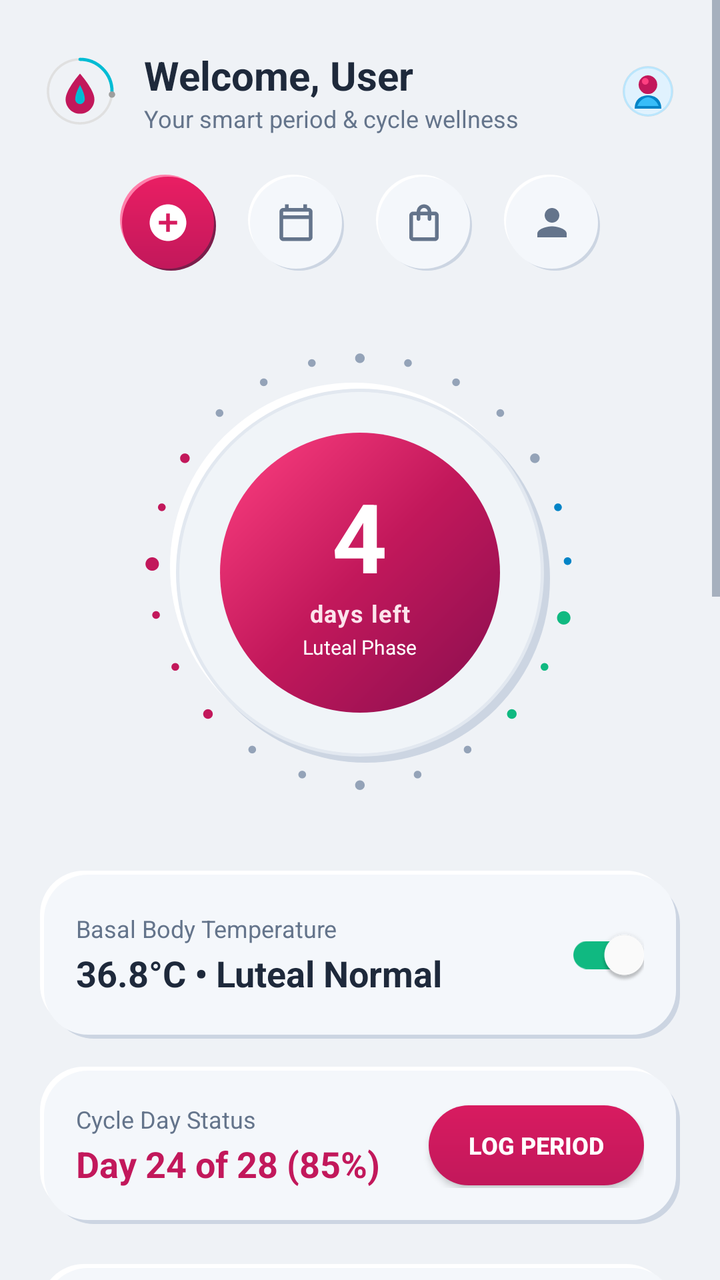
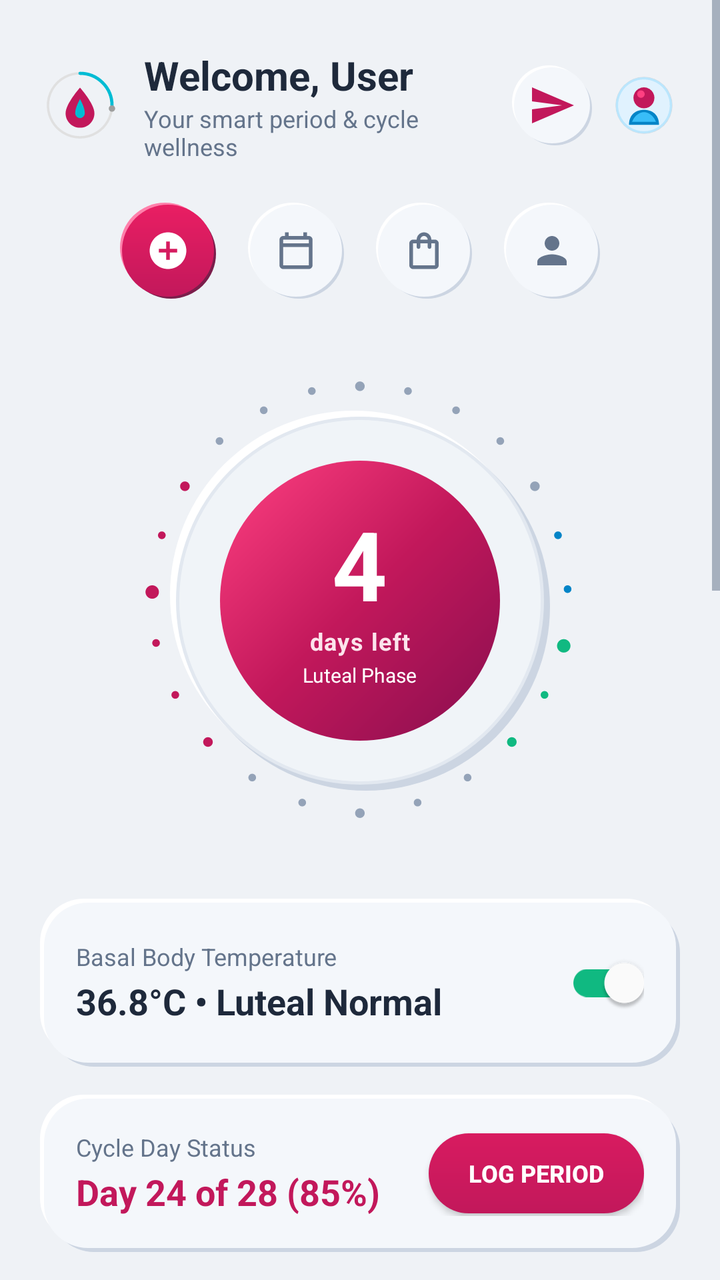

The first picture is an Android layout as it rendered before a commit; the second is the same layout after the commit. The layout source and the unified diff follow.
<!-- AndroidManifest.xml: application theme Theme.CycleCare -->
<!-- res/layout/fragment_home.xml -->
<?xml version="1.0" encoding="utf-8"?>
<ScrollView xmlns:android="http://schemas.android.com/apk/res/android"
    xmlns:app="http://schemas.android.com/apk/res-auto"
    android:layout_width="match_parent"
    android:layout_height="match_parent"
    android:background="@color/colorBackground"
    android:fillViewport="true">

    <LinearLayout
        android:id="@+id/ll_home_root"
        android:layout_width="match_parent"
        android:layout_height="wrap_content"
        android:orientation="vertical"
        android:padding="20dp"
        android:gravity="center_horizontal">

        
        <LinearLayout
            android:layout_width="match_parent"
            android:layout_height="wrap_content"
            android:orientation="horizontal"
            android:gravity="center_vertical"
            android:layout_marginTop="4dp">

            <ImageView
                android:layout_width="40dp"
                android:layout_height="40dp"
                android:src="@drawable/ic_cyclecare_logo"
                android:contentDescription="CycleCare Logo" />

            <LinearLayout
                android:layout_width="0dp"
                android:layout_height="wrap_content"
                android:layout_weight="1"
                android:layout_marginStart="12dp"
                android:orientation="vertical">

                <TextView
                    android:id="@+id/tv_greeting"
                    android:layout_width="wrap_content"
                    android:layout_height="wrap_content"
                    android:text="Welcome, User"
                    android:textColor="@color/textPrimary"
                    android:textSize="20sp"
                    android:textStyle="bold" />

                <TextView
                    android:layout_width="wrap_content"
                    android:layout_height="wrap_content"
                    android:text="Your smart period &amp; cycle wellness"
                    android:textColor="@color/textSecondary"
                    android:textSize="12sp" />
            </LinearLayout>

            <ImageView
                android:layout_width="32dp"
                android:layout_height="32dp"
                android:src="@drawable/ic_nav_profile_3d"
                android:contentDescription="Profile" />
        </LinearLayout>

        
        <LinearLayout
            android:layout_width="match_parent"
            android:layout_height="wrap_content"
            android:layout_marginTop="20dp"
            android:gravity="center"
            android:orientation="horizontal">

            
            <FrameLayout
                android:id="@+id/btn_toggle_active"
                android:layout_width="48dp"
                android:layout_height="48dp"
                android:background="@drawable/bg_neu_circle_btn_active">

                <ImageView
                    android:layout_width="22dp"
                    android:layout_height="22dp"
                    android:layout_gravity="center"
                    android:src="@drawable/ic_track_add"
                    app:tint="@color/textOnPrimary"
                    android:contentDescription="Period Tracker" />
            </FrameLayout>

            
            <FrameLayout
                android:id="@+id/btn_toggle_symptoms"
                android:layout_width="48dp"
                android:layout_height="48dp"
                android:layout_marginStart="16dp"
                android:background="@drawable/bg_neu_circle_btn">

                <ImageView
                    android:layout_width="22dp"
                    android:layout_height="22dp"
                    android:layout_gravity="center"
                    android:src="@drawable/ic_calendar"
                    app:tint="@color/colorSilverDark"
                    android:contentDescription="Calendar" />
            </FrameLayout>

            <FrameLayout
                android:id="@+id/btn_toggle_ovulation"
                android:layout_width="48dp"
                android:layout_height="48dp"
                android:layout_marginStart="16dp"
                android:background="@drawable/bg_neu_circle_btn">

                <ImageView
                    android:layout_width="22dp"
                    android:layout_height="22dp"
                    android:layout_gravity="center"
                    android:src="@drawable/ic_store"
                    app:tint="@color/colorSilverDark"
                    android:contentDescription="Store" />
            </FrameLayout>

            <FrameLayout
                android:id="@+id/btn_toggle_insights"
                android:layout_width="48dp"
                android:layout_height="48dp"
                android:layout_marginStart="16dp"
                android:background="@drawable/bg_neu_circle_btn">

                <ImageView
                    android:layout_width="22dp"
                    android:layout_height="22dp"
                    android:layout_gravity="center"
                    android:src="@drawable/ic_profile"
                    app:tint="@color/colorSilverDark"
                    android:contentDescription="Settings" />
            </FrameLayout>
        </LinearLayout>

        
        <FrameLayout
            android:id="@+id/fl_cycle_dial_container"
            android:layout_width="250dp"
            android:layout_height="250dp"
            android:layout_marginTop="26dp"
            android:layout_gravity="center_horizontal">

            
            <ImageView
                android:layout_width="250dp"
                android:layout_height="250dp"
                android:src="@drawable/ic_dial_ticks"
                android:contentDescription="28-Day Cycle Ticks" />

            
            <FrameLayout
                android:layout_width="190dp"
                android:layout_height="190dp"
                android:layout_gravity="center"
                android:background="@drawable/bg_neu_dial_outer">

                
                <LinearLayout
                    android:id="@+id/ll_dial_core"
                    android:layout_width="140dp"
                    android:layout_height="140dp"
                    android:layout_gravity="center"
                    android:background="@drawable/bg_neu_dial_core"
                    android:gravity="center"
                    android:orientation="vertical">

                    
                    <TextView
                        android:id="@+id/tv_dial_days_count"
                        android:layout_width="wrap_content"
                        android:layout_height="wrap_content"
                        android:text="4"
                        android:textColor="@color/textOnPrimary"
                        android:textSize="48sp"
                        android:textStyle="bold"
                        android:includeFontPadding="false" />

                    <TextView
                        android:id="@+id/tv_dial_status_sub"
                        android:layout_width="wrap_content"
                        android:layout_height="wrap_content"
                        android:text="days left"
                        android:textColor="#FCE4EC"
                        android:textSize="12sp"
                        android:textStyle="bold"
                        android:letterSpacing="0.04" />

                    <TextView
                        android:id="@+id/tv_dial_phase_tag"
                        android:layout_width="wrap_content"
                        android:layout_height="wrap_content"
                        android:layout_marginTop="2dp"
                        android:text="Luteal Phase"
                        android:textColor="#FFFFFF"
                        android:textSize="10sp" />
                </LinearLayout>
            </FrameLayout>
        </FrameLayout>

        
        <LinearLayout
            android:id="@+id/card_metrics_temp"
            android:layout_width="match_parent"
            android:layout_height="wrap_content"
            android:layout_marginTop="24dp"
            android:background="@drawable/bg_neu_card_raised"
            android:orientation="horizontal"
            android:padding="18dp"
            android:gravity="center_vertical">

            <LinearLayout
                android:layout_width="0dp"
                android:layout_height="wrap_content"
                android:layout_weight="1"
                android:orientation="vertical">

                <TextView
                    android:layout_width="wrap_content"
                    android:layout_height="wrap_content"
                    android:text="Basal Body Temperature"
                    android:textColor="@color/textSecondary"
                    android:textSize="12sp" />

                <TextView
                    android:id="@+id/tv_temp_value"
                    android:layout_width="wrap_content"
                    android:layout_height="wrap_content"
                    android:layout_marginTop="2dp"
                    android:text="36.8°C • Luteal Normal"
                    android:textColor="@color/textPrimary"
                    android:textSize="18sp"
                    android:textStyle="bold" />
            </LinearLayout>

            
            <androidx.appcompat.widget.SwitchCompat
                android:id="@+id/sw_health_tracking"
                android:layout_width="wrap_content"
                android:layout_height="wrap_content"
                android:checked="true"
                app:thumbTint="@color/textOnPrimary"
                app:trackTint="@color/colorMintGreen" />
        </LinearLayout>

        
        <LinearLayout
            android:id="@+id/card_cycle_summary"
            android:layout_width="match_parent"
            android:layout_height="wrap_content"
            android:layout_marginTop="14dp"
            android:background="@drawable/bg_neu_card_raised"
            android:orientation="horizontal"
            android:padding="18dp"
            android:gravity="center_vertical">

            <LinearLayout
                android:layout_width="0dp"
                android:layout_height="wrap_content"
                android:layout_weight="1"
                android:orientation="vertical">

                <TextView
                    android:layout_width="wrap_content"
                    android:layout_height="wrap_content"
                    android:text="Cycle Day Status"
                    android:textColor="@color/textSecondary"
                    android:textSize="12sp" />

                <TextView
                    android:id="@+id/tv_cycle_day"
                    android:layout_width="wrap_content"
                    android:layout_height="wrap_content"
                    android:layout_marginTop="2dp"
                    android:text="Day 24 of 28 (85%)"
                    android:textColor="@color/colorPrimary"
                    android:textSize="18sp"
                    android:textStyle="bold" />
            </LinearLayout>

            <Button
                android:id="@+id/btn_quick_log"
                android:layout_width="wrap_content"
                android:layout_height="40dp"
                android:background="@drawable/bg_m3_button"
                android:paddingHorizontal="20dp"
                android:text="Log Period"
                android:textColor="@color/textOnPrimary"
                android:textSize="12sp"
                android:textStyle="bold" />
        </LinearLayout>

        
        <LinearLayout
            android:id="@+id/card_analysis_graph"
            android:layout_width="match_parent"
            android:layout_height="wrap_content"
            android:layout_marginTop="20dp"
            android:background="@drawable/bg_neu_card_raised"
            android:orientation="vertical"
            android:padding="20dp">

            <LinearLayout
                android:layout_width="match_parent"
                android:layout_height="wrap_content"
                android:orientation="horizontal"
                android:gravity="center_vertical">

                <LinearLayout
                    android:layout_width="0dp"
                    android:layout_height="wrap_content"
                    android:layout_weight="1"
                    android:orientation="vertical">

                    <TextView
                        android:layout_width="wrap_content"
                        android:layout_height="wrap_content"
                        android:text="Cycle Trend Analysis"
                        android:textColor="@color/textPrimary"
                        android:textSize="16sp"
                        android:textStyle="bold" />

                    <TextView
                        android:layout_width="wrap_content"
                        android:layout_height="wrap_content"
                        android:layout_marginTop="1dp"
                        android:text="Hormone &amp; body rhythm curve"
                        android:textColor="@color/textSecondary"
                        android:textSize="12sp" />
                </LinearLayout>

                
                <TextView
                    android:layout_width="wrap_content"
                    android:layout_height="wrap_content"
                    android:background="@drawable/bg_badge_today"
                    android:paddingHorizontal="12dp"
                    android:paddingVertical="5dp"
                    android:text="weekly"
                    android:textColor="@color/textSecondary"
                    android:textSize="11sp"
                    android:textStyle="bold" />
            </LinearLayout>

            
            <ImageView
                android:layout_width="match_parent"
                android:layout_height="120dp"
                android:layout_marginTop="12dp"
                android:src="@drawable/ic_cycle_analysis_curve"
                android:scaleType="fitXY"
                android:contentDescription="Weekly Curve" />

            
            <LinearLayout
                android:layout_width="match_parent"
                android:layout_height="wrap_content"
                android:layout_marginTop="6dp"
                android:orientation="horizontal">

                <TextView android:layout_width="0dp" android:layout_height="wrap_content" android:layout_weight="1" android:gravity="center" android:text="sun" android:textColor="@color/textHint" android:textSize="11sp" />
                <TextView android:layout_width="0dp" android:layout_height="wrap_content" android:layout_weight="1" android:gravity="center" android:text="mon" android:textColor="@color/textHint" android:textSize="11sp" />
                <TextView android:layout_width="0dp" android:layout_height="wrap_content" android:layout_weight="1" android:gravity="center" android:text="tue" android:textColor="@color/textHint" android:textSize="11sp" />
                <TextView android:layout_width="0dp" android:layout_height="wrap_content" android:layout_weight="1" android:gravity="center" android:text="wed" android:textColor="@color/textHint" android:textSize="11sp" />
                <TextView android:layout_width="0dp" android:layout_height="wrap_content" android:layout_weight="1" android:gravity="center" android:text="thu" android:textColor="@color/textHint" android:textSize="11sp" />
                <TextView android:layout_width="0dp" android:layout_height="wrap_content" android:layout_weight="1" android:gravity="center" android:text="fri" android:textColor="@color/textHint" android:textSize="11sp" />
                <TextView android:layout_width="0dp" android:layout_height="wrap_content" android:layout_weight="1" android:gravity="center" android:text="sat" android:textColor="@color/colorPrimary" android:textSize="11sp" android:textStyle="bold" />
            </LinearLayout>
        </LinearLayout>

        
        <LinearLayout
            android:id="@+id/card_pie_breakdown"
            android:layout_width="match_parent"
            android:layout_height="wrap_content"
            android:layout_marginTop="16dp"
            android:background="@drawable/bg_neu_card_raised"
            android:orientation="vertical"
            android:padding="20dp">

            <TextView
                android:layout_width="wrap_content"
                android:layout_height="wrap_content"
                android:text="Cycle Phase Breakdown"
                android:textColor="@color/textPrimary"
                android:textSize="16sp"
                android:textStyle="bold" />

            <TextView
                android:layout_width="wrap_content"
                android:layout_height="wrap_content"
                android:layout_marginTop="1dp"
                android:text="28-day cycle distribution"
                android:textColor="@color/textSecondary"
                android:textSize="12sp" />

            <LinearLayout
                android:layout_width="match_parent"
                android:layout_height="wrap_content"
                android:layout_marginTop="16dp"
                android:gravity="center_vertical"
                android:orientation="horizontal">

                
                <ImageView
                    android:layout_width="120dp"
                    android:layout_height="120dp"
                    android:src="@drawable/ic_cycle_pie_chart"
                    android:contentDescription="Cycle Phase Donut Chart" />

                
                <LinearLayout
                    android:layout_width="0dp"
                    android:layout_height="wrap_content"
                    android:layout_weight="1"
                    android:layout_marginStart="16dp"
                    android:orientation="vertical">

                    <LinearLayout android:layout_width="wrap_content" android:layout_height="wrap_content" android:gravity="center_vertical">
                        <View android:layout_width="10dp" android:layout_height="10dp" android:background="@drawable/bg_badge_period" />
                        <TextView android:layout_width="wrap_content" android:layout_height="wrap_content" android:layout_marginStart="6dp" android:text="Period: 5 days (18%)" android:textColor="@color/textPrimary" android:textSize="11sp" android:textStyle="bold" />
                    </LinearLayout>

                    <LinearLayout android:layout_width="wrap_content" android:layout_height="wrap_content" android:layout_marginTop="8dp" android:gravity="center_vertical">
                        <View android:layout_width="10dp" android:layout_height="10dp" android:background="@drawable/bg_badge_ovulation" />
                        <TextView android:layout_width="wrap_content" android:layout_height="wrap_content" android:layout_marginStart="6dp" android:text="Follicular: 6 days (22%)" android:textColor="@color/textPrimary" android:textSize="11sp" android:textStyle="bold" />
                    </LinearLayout>

                    <LinearLayout android:layout_width="wrap_content" android:layout_height="wrap_content" android:layout_marginTop="8dp" android:gravity="center_vertical">
                        <View android:layout_width="10dp" android:layout_height="10dp" android:background="@color/colorMintGreen" />
                        <TextView android:layout_width="wrap_content" android:layout_height="wrap_content" android:layout_marginStart="6dp" android:text="Ovulation: 5 days (18%)" android:textColor="@color/colorMintGreenDark" android:textSize="11sp" android:textStyle="bold" />
                    </LinearLayout>

                    <LinearLayout android:layout_width="wrap_content" android:layout_height="wrap_content" android:layout_marginTop="8dp" android:gravity="center_vertical">
                        <View android:layout_width="10dp" android:layout_height="10dp" android:background="@drawable/bg_badge_today" />
                        <TextView android:layout_width="wrap_content" android:layout_height="wrap_content" android:layout_marginStart="6dp" android:text="Luteal: 12 days (42%)" android:textColor="@color/textSecondary" android:textSize="11sp" android:textStyle="bold" />
                    </LinearLayout>
                </LinearLayout>
            </LinearLayout>
        </LinearLayout>

        
        <LinearLayout
            android:layout_width="match_parent"
            android:layout_height="wrap_content"
            android:layout_marginTop="16dp"
            android:orientation="horizontal">

            <Button
                android:id="@+id/btn_prepare_now"
                android:layout_width="0dp"
                android:layout_height="48dp"
                android:layout_weight="1"
                android:background="@drawable/bg_m3_button"
                android:text="Prepare Kit"
                android:textColor="@color/textOnPrimary"
                android:textSize="13sp"
                android:textStyle="bold" />

            <Button
                android:id="@+id/btn_view_care_kit"
                style="@style/Widget.MaterialComponents.Button.OutlinedButton"
                android:layout_width="0dp"
                android:layout_height="48dp"
                android:layout_weight="1"
                android:layout_marginStart="12dp"
                android:text="Restock Store"
                android:textColor="@color/colorPrimary"
                android:textSize="13sp"
                android:textStyle="bold"
                app:cornerRadius="24dp"
                app:strokeColor="@color/colorPrimary" />
        </LinearLayout>

        
        <LinearLayout
            android:layout_width="match_parent"
            android:layout_height="wrap_content"
            android:layout_marginTop="12dp"
            android:orientation="horizontal">

            <Button
                android:id="@+id/btn_emergency_mode"
                style="@style/Widget.MaterialComponents.Button.OutlinedButton"
                android:layout_width="0dp"
                android:layout_height="46dp"
                android:layout_weight="1"
                android:text="Emergency Care"
                android:textColor="@color/colorError"
                android:textSize="12sp"
                android:textStyle="bold"
                app:cornerRadius="23dp"
                app:strokeColor="@color/colorError" />

            <Button
                android:id="@+id/btn_ask_ai"
                style="@style/Widget.MaterialComponents.Button.OutlinedButton"
                android:layout_width="0dp"
                android:layout_height="46dp"
                android:layout_weight="1"
                android:layout_marginStart="12dp"
                android:text="Wellness Guide"
                android:textColor="@color/colorSkyBlueDark"
                android:textSize="12sp"
                android:textStyle="bold"
                app:cornerRadius="23dp"
                app:strokeColor="@color/colorSkyBlueDark" />
        </LinearLayout>

        
        <Button
            android:id="@+id/btn_home_circle_chat"
            android:layout_width="match_parent"
            android:layout_height="48dp"
            android:layout_marginTop="12dp"
            android:background="@drawable/bg_m3_button"
            android:text="💬 Chat with Husband / Circle (Request Care)"
            android:textColor="@color/textOnPrimary"
            android:textSize="13sp"
            android:textStyle="bold" />

        
        <View android:id="@+id/btn_mood_happy" android:layout_width="0dp" android:layout_height="0dp" android:visibility="gone" />
        <View android:id="@+id/btn_mood_good" android:layout_width="0dp" android:layout_height="0dp" android:visibility="gone" />
        <View android:id="@+id/btn_mood_sad" android:layout_width="0dp" android:layout_height="0dp" android:visibility="gone" />
        <View android:id="@+id/btn_mood_tired" android:layout_width="0dp" android:layout_height="0dp" android:visibility="gone" />
        <TextView android:id="@+id/tv_estimated_days" android:layout_width="0dp" android:layout_height="0dp" android:visibility="gone" />

        
        <TextView
            android:layout_width="wrap_content"
            android:layout_height="wrap_content"
            android:layout_marginTop="20dp"
            android:layout_marginBottom="28dp"
            android:gravity="center"
            android:text="Prediction is an ESTIMATE based on cycle logs, not a medical diagnosis."
            android:textColor="@color/textHint"
            android:textSize="11sp" />

    </LinearLayout>
</ScrollView>
<!-- resources referenced by this layout -->
<resources>
  <color name="colorBackground">#EFF2F6</color>
  <color name="colorError">#DC2626</color>
  <color name="colorMintGreen">#10B981</color>
  <color name="colorMintGreenDark">#047857</color>
  <color name="colorPrimary">#C2185B</color>
  <color name="colorSilverDark">#64748B</color>
  <color name="colorSkyBlueDark">#075985</color>
  <color name="textHint">#94A3B8</color>
  <color name="textOnPrimary">#FFFFFF</color>
  <color name="textPrimary">#1E293B</color>
  <color name="textSecondary">#64748B</color>
  <!-- drawable bg_badge_ovulation (drawable) -->
  <?xml version="1.0" encoding="utf-8"?>
  <shape xmlns:android="http://schemas.android.com/apk/res/android"
      android:shape="rectangle">
      <solid android:color="#E0F7FA" />
      <corners android:radius="12dp" />
      <stroke android:width="1dp" android:color="#00BCD4" />
  </shape>
  <!-- drawable bg_badge_period (drawable) -->
  <?xml version="1.0" encoding="utf-8"?>
  <shape xmlns:android="http://schemas.android.com/apk/res/android"
      android:shape="rectangle">
      <solid android:color="#FCE4EC" />
      <corners android:radius="12dp" />
      <stroke android:width="1dp" android:color="#C2185B" />
  </shape>
  <!-- drawable bg_badge_today (drawable) -->
  <?xml version="1.0" encoding="utf-8"?>
  <shape xmlns:android="http://schemas.android.com/apk/res/android"
      android:shape="rectangle">
      <solid android:color="#F5F5F7" />
      <corners android:radius="12dp" />
      <stroke android:width="1dp" android:color="#9E9E9E" />
  </shape>
  <!-- drawable bg_m3_button (drawable) -->
  <?xml version="1.0" encoding="utf-8"?>
  <ripple xmlns:android="http://schemas.android.com/apk/res/android"
      android:color="#40FFFFFF">
      <item>
          <shape android:shape="rectangle">
              <gradient
                  android:angle="270"
                  android:startColor="#D81B60"
                  android:endColor="#C2185B" />
              <corners android:radius="28dp" />
          </shape>
      </item>
  </ripple>
  <!-- drawable bg_neu_dial_core (drawable) -->
  <?xml version="1.0" encoding="utf-8"?>
  <shape xmlns:android="http://schemas.android.com/apk/res/android"
      android:shape="oval">
      <gradient
          android:type="linear"
          android:angle="315"
          android:startColor="#FF4081"
          android:centerColor="#C2185B"
          android:endColor="#880E4F" />
  </shape>
  <!-- drawable ic_profile (drawable) -->
  <?xml version="1.0" encoding="utf-8"?>
  <vector xmlns:android="http://schemas.android.com/apk/res/android"
      android:width="24dp"
      android:height="24dp"
      android:viewportWidth="24"
      android:viewportHeight="24">
      <path
          android:fillColor="#1A1A1A"
          android:pathData="M12,12c2.21,0 4,-1.79 4,-4s-1.79,-4 -4,-4 -4,1.79 -4,4 1.79,4 4,4zM12,14c-2.67,0 -8,1.34 -8,4v2h16v-2c0,-2.66 -5.33,-4 -8,-4z" />
  </vector>
  <!-- drawable ic_track_add (drawable) -->
  <?xml version="1.0" encoding="utf-8"?>
  <vector xmlns:android="http://schemas.android.com/apk/res/android"
      android:width="24dp"
      android:height="24dp"
      android:viewportWidth="24"
      android:viewportHeight="24">
      <path
          android:fillColor="#C2185B"
          android:pathData="M12,2C6.48,2 2,6.48 2,12s4.48,10 10,10 10,-4.48 10,-10S17.52,2 12,2zM17,13h-4v4h-2v-4H7v-2h4V7h2v4h4v2z" />
  </vector>
  <color name="colorPrimaryVariant">#AD1457</color>
  <color name="colorSecondary">#0284C7</color>
  <color name="colorSecondaryVariant">#0369A1</color>
  <color name="colorSurface">#F4F7FB</color>
  <!-- unchanged entries left out for length: 12 -->
</resources>

<!-- the commit's change to res/layout/fragment_home.xml (unified diff, before → after) -->
@@ -52,9 +52,22 @@
                     android:textSize="12sp" />
             </LinearLayout>
 
+            
+            <ImageButton
+                android:id="@+id/btn_home_chat"
+                android:layout_width="40dp"
+                android:layout_height="40dp"
+                android:layout_marginEnd="8dp"
+                android:background="@drawable/bg_neu_circle_btn"
+                android:padding="8dp"
+                android:src="@drawable/ic_send"
+                app:tint="@color/colorPrimary"
+                android:contentDescription="Circle Care Chat" />
+
             <ImageView
-                android:layout_width="32dp"
-                android:layout_height="32dp"
+                android:id="@+id/btn_home_profile"
+                android:layout_width="36dp"
+                android:layout_height="36dp"
                 android:src="@drawable/ic_nav_profile_3d"
                 android:contentDescription="Profile" />
         </LinearLayout>
<!-- resource entries referenced after the edit -->
@@ -71,6 +71,16 @@
           android:fillColor="#1A1A1A"
           android:pathData="M12,12c2.21,0 4,-1.79 4,-4s-1.79,-4 -4,-4 -4,1.79 -4,4 1.79,4 4,4zM12,14c-2.67,0 -8,1.34 -8,4v2h16v-2c0,-2.66 -5.33,-4 -8,-4z" />
   </vector>
+  <!-- drawable ic_send (drawable) -->
+  <vector xmlns:android="http://schemas.android.com/apk/res/android"
+      android:width="24dp"
+      android:height="24dp"
+      android:viewportWidth="24"
+      android:viewportHeight="24">
+    <path
+        android:fillColor="#FFFFFF"
+        android:pathData="M2.01,21L23,12 2.01,3 2,10l15,2 -15,2z"/>
+  </vector>
   <!-- drawable ic_track_add (drawable) -->
   <?xml version="1.0" encoding="utf-8"?>
   <vector xmlns:android="http://schemas.android.com/apk/res/android"
